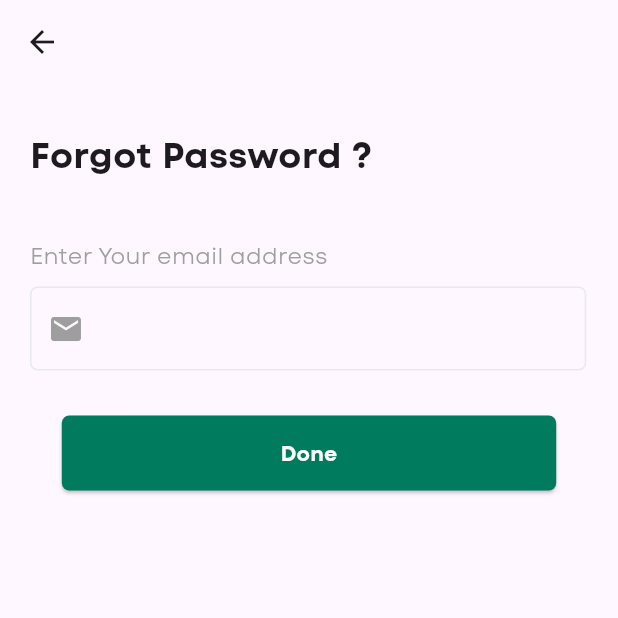
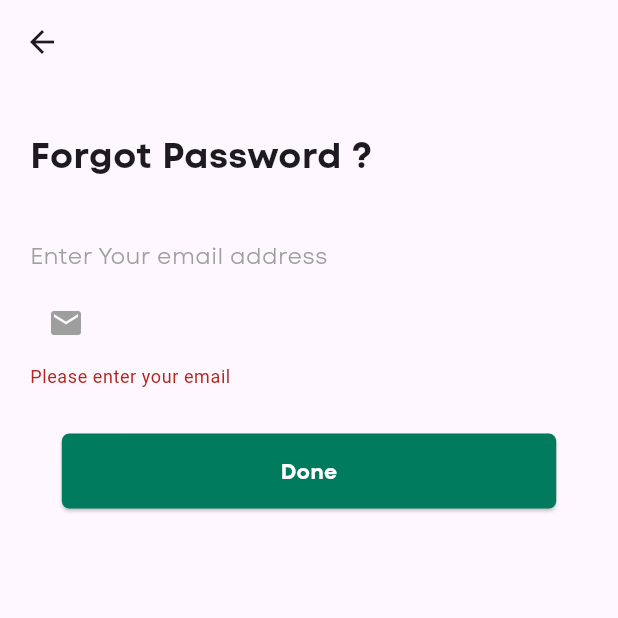
Before and after one commit to Priyanshg0211/ios-appointment-app, a Flutter app: the ForgotPassword screen opened directly, after a tap on "Done", on a phone screen of 412 x 824 dp, the top half of it. Run offline on Flutter 3.47's test engine with Material 3 defaults, Android fonts, the phone set to English and light mode, and no system bars; our stand-ins replace firebase_auth, firebase_core; accounts and stored records are empty.

Commit message:
now user can easily create new password

```diff
--- a/lib/Screens/Registration/ForgotPassword.dart
+++ b/lib/Screens/Registration/ForgotPassword.dart
@@ -1,3 +1,4 @@
+import 'package:firebase_auth/firebase_auth.dart';
 import 'package:flutter/material.dart';
 
 class ForgotPassword extends StatefulWidget {
@@ -8,7 +9,30 @@
 }
 
 class _ForgotPasswordState extends State<ForgotPassword> {
-  TextEditingController _emailController = TextEditingController();
+  String email = "";
+  TextEditingController emailcontroller = new TextEditingController();
+
+  final _formkey = GlobalKey<FormState>();
+
+  resetPassword() async {
+    try {
+      await FirebaseAuth.instance.sendPasswordResetEmail(email: email);
+      ScaffoldMessenger.of(context).showSnackBar(SnackBar(
+          content: Text(
+        "Password Reset Email has been sent !",
+        style: TextStyle(fontSize: 15.0),
+      )));
+    } on FirebaseAuthException catch (e) {
+      if (e.code == "user-not-found") {
+        ScaffoldMessenger.of(context).showSnackBar(SnackBar(
+            content: Text(
+          "No user found for that email.",
+          style: TextStyle(fontSize: 15.0),
+        )));
+      }
+    }
+  }
+
   @override
   Widget build(BuildContext context) {
     return Scaffold(
@@ -16,11 +40,13 @@
         backgroundColor: Colors.transparent,
       ),
       body: SingleChildScrollView(
+        child: Form(
+          key: _formkey,
           child: Column(
             crossAxisAlignment: CrossAxisAlignment.start,
             children: [
               Padding(
-              padding: EdgeInsets.only(left: 20,top: 30),
+                padding: EdgeInsets.only(left: 20, top: 30),
                 child: Text(
                   'Forgot Password ?',
                   style: TextStyle(
@@ -48,7 +74,7 @@
                 child: Container(
                   width: MediaQuery.sizeOf(context).width * 0.9,
                   child: TextFormField(
-                  controller: _emailController,
+                    controller: emailcontroller,
                     cursorColor: Color(0xff007B5D),
                     decoration: InputDecoration(
                       prefixIcon: Icon(
@@ -93,6 +119,12 @@
                     ),
                     onPressed: () {
                       print("The Button is Pressed");
+                      if (_formkey.currentState!.validate()) {
+                        setState(() {
+                          email = emailcontroller.text;
+                        });
+                        resetPassword();
+                      }
                     },
                     child: Text(
                       'Done',
@@ -108,6 +140,7 @@
             ],
           ),
         ),
+      ),
     );
   }
 }
--- a/pubspec.yaml
+++ b/pubspec.yaml
@@ -37,6 +37,8 @@
   cupertino_icons: ^1.0.6
   firebase_core: ^2.31.0
   firebase_auth: ^4.19.5
+  google_sign_in: ^6.2.1
+  cloud_firestore: ^4.17.3
 
 dev_dependencies:
   flutter_test:
```
Also changed, not shown: assets/apple.jpg (added), assets/google.png (added), pubspec.lock, 5 other files. Lines whose indentation alone changed are shown as unchanged.
